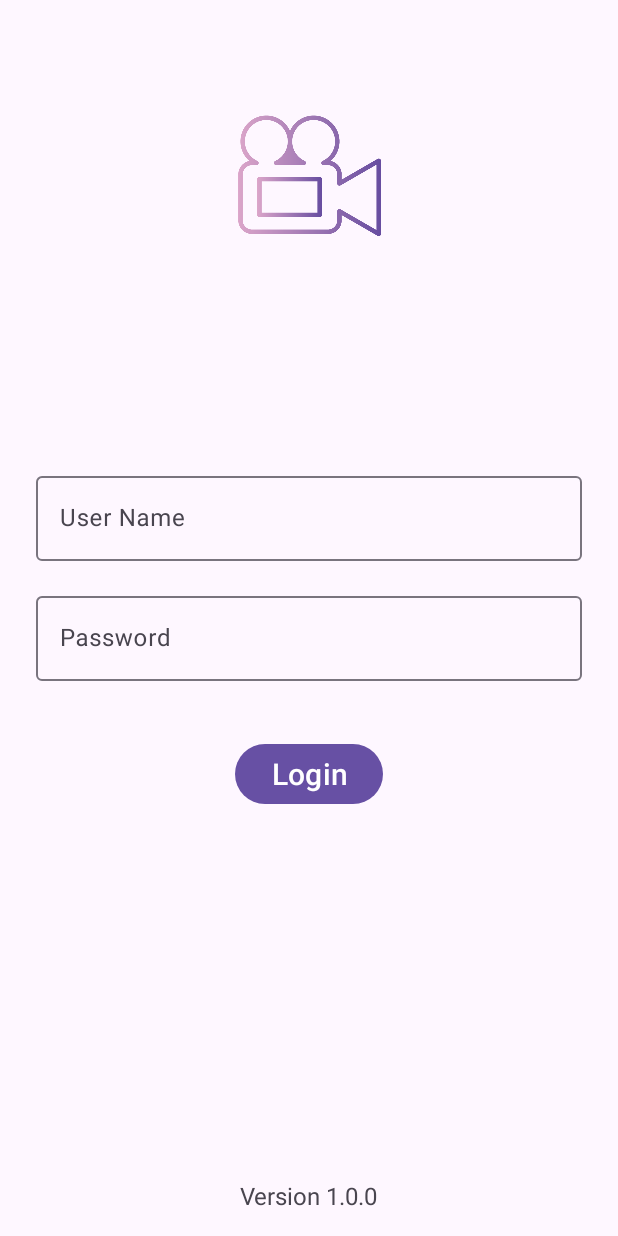
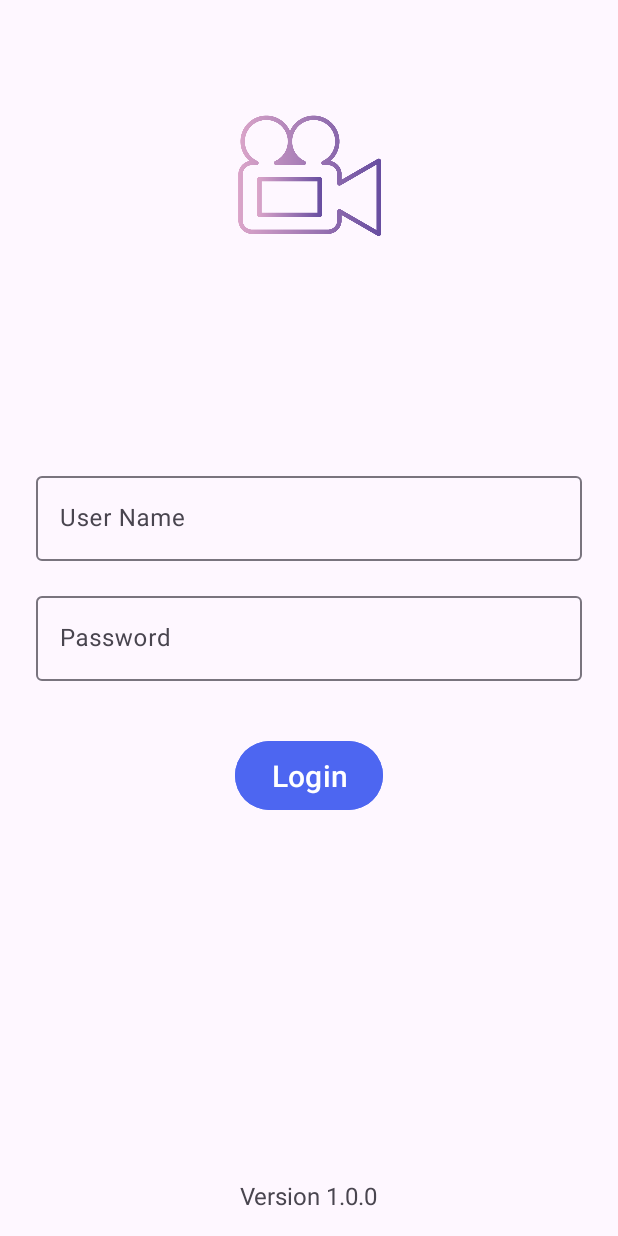
Before and after one commit to Samadihadis/IMDBVideoApplication, an Android app: the screen it shows after launch (MainActivity), on a phone screen of 412 x 824 dp. Run offline under Robolectric (Android 15) with nearby library versions, the phone set to English and light mode, and no system bars.

Commit message:
Redesign pages

```diff
--- a/app/src/main/res/layout/fragment_login.xml
+++ b/app/src/main/res/layout/fragment_login.xml
@@ -32,6 +32,7 @@
     </com.google.android.material.textfield.TextInputLayout>
 
     <com.google.android.material.textfield.TextInputLayout
+        android:id="@+id/passwordInputLayout"
         android:layout_width="match_parent"
         android:layout_height="wrap_content"
         android:layout_marginStart="24dp"
@@ -52,13 +53,14 @@
     <com.google.android.material.button.MaterialButton
         android:id="@+id/loginButton"
         android:layout_width="wrap_content"
-        android:layout_height="wrap_content"
-        android:layout_marginTop="300dp"
+        android:layout_height="54dp"
+        android:layout_marginTop="36dp"
+        android:backgroundTint="#4D66F1"
         android:text="Login"
         android:textSize="20sp"
         app:layout_constraintEnd_toEndOf="parent"
         app:layout_constraintStart_toStartOf="parent"
-        app:layout_constraintTop_toBottomOf="@+id/loginImageView" />
+        app:layout_constraintTop_toBottomOf="@+id/passwordInputLayout" />
 
     <com.google.android.material.textview.MaterialTextView
         android:id="@+id/applicationVersion"
--- a/app/src/main/res/layout/fragment_video_detail.xml
+++ b/app/src/main/res/layout/fragment_video_detail.xml
@@ -9,7 +9,6 @@
         android:id="@+id/toolbar"
         android:layout_width="match_parent"
         android:layout_height="?attr/actionBarSize"
-        android:background="#D8D3D3"
         app:layout_constraintEnd_toEndOf="parent"
         app:layout_constraintStart_toStartOf="parent"
         app:layout_constraintTop_toTopOf="parent"
--- a/app/src/main/res/layout/fragment_video_list.xml
+++ b/app/src/main/res/layout/fragment_video_list.xml
@@ -10,7 +10,6 @@
         android:layout_height="?attr/actionBarSize"
         app:title="Video's"
         app:titleCentered="true"
-        android:background="#E6E2E2"
         app:layout_constraintTop_toTopOf="parent"
         app:layout_constraintStart_toStartOf="parent"
         app:layout_constraintEnd_toEndOf="parent"/>
```
